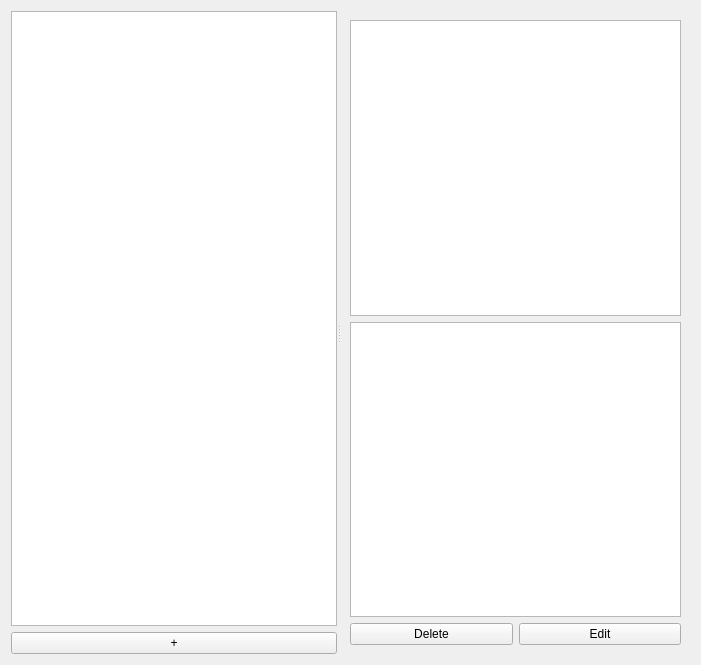
Old version of the form ui/teacherpage.ui in the repository pr2026/CppCraftClient.
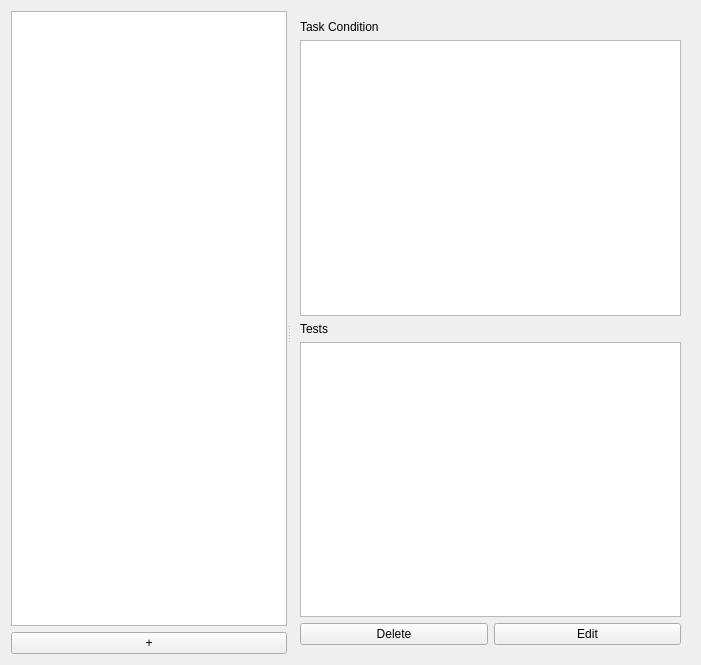
New version of the form.

What changed in the file:
```diff
--- a/ui/teacherpage.ui
+++ b/ui/teacherpage.ui
@@ -41,11 +41,25 @@
        <layout class="QVBoxLayout" name="verticalLayout_18">
         <item>
          <layout class="QVBoxLayout" name="verticalLayout_15">
+          <item>
+           <widget class="QLabel" name="condtionLabel">
+            <property name="text">
+             <string>Task Condition</string>
+            </property>
+           </widget>
+          </item>
           <item>
            <widget class="QTextBrowser" name="taskCondition"/>
           </item>
           <item>
-           <widget class="QTextBrowser" name="tests"/>
+           <widget class="QLabel" name="label_2">
+            <property name="text">
+             <string>Tests</string>
+            </property>
+           </widget>
+          </item>
+          <item>
+           <widget class="QTextBrowser" name="testsLabel_2"/>
           </item>
           <item>
            <layout class="QHBoxLayout" name="horizontalLayout">
@@ -136,7 +150,7 @@
              </font>
             </property>
             <property name="text">
-             <string>Condition</string>
+             <string>Task Condition</string>
             </property>
            </widget>
           </item>
@@ -155,6 +169,19 @@
             </property>
            </widget>
           </item>
+          <item>
+           <widget class="QLabel" name="testsFormatHint">
+            <property name="font">
+             <font>
+              <family>Century Gothic</family>
+              <pointsize>8</pointsize>
+             </font>
+            </property>
+            <property name="text">
+             <string>Enter the tests either in JSON format or in he &quot;input : output&quot; format</string>
+            </property>
+           </widget>
+          </item>
           <item>
            <widget class="QTextEdit" name="testsEdit"/>
           </item>
```
